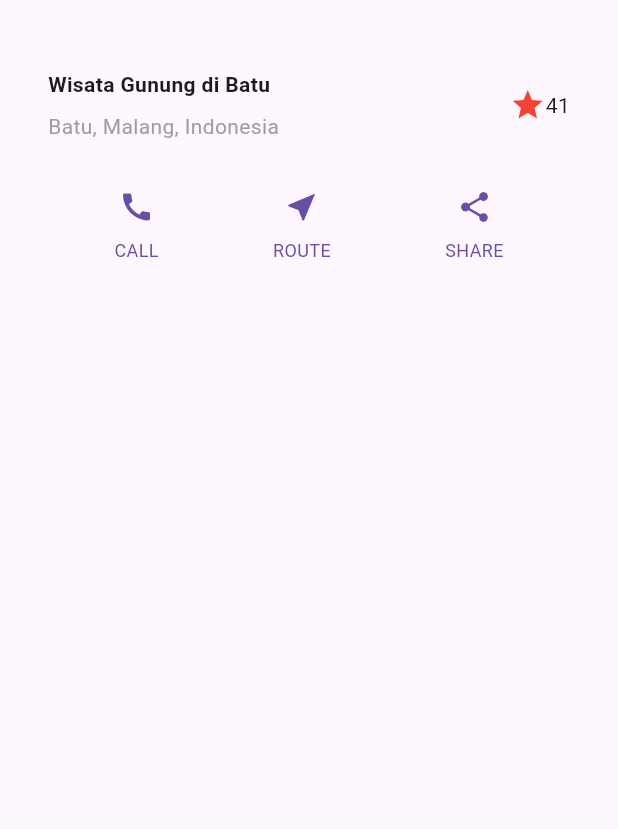
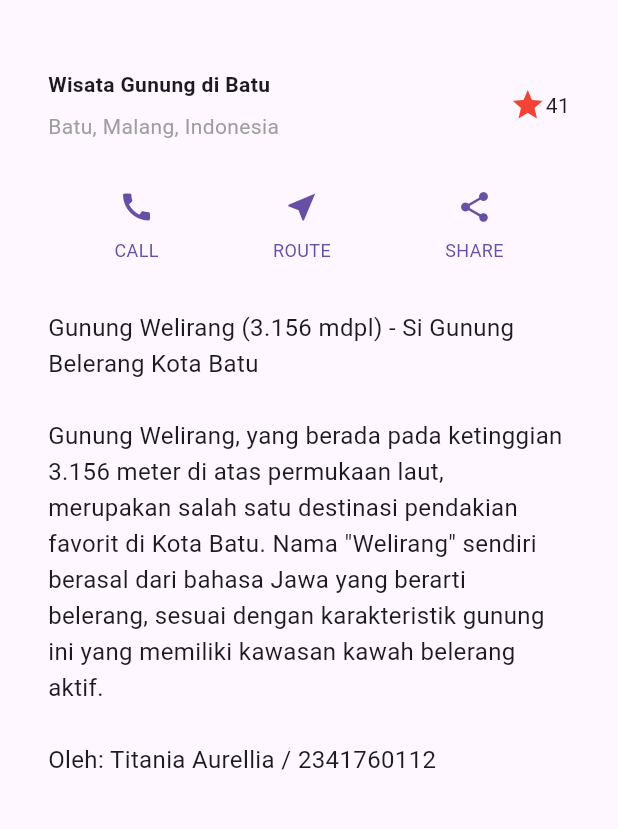
Before and after one commit to titaniaaurelliaa/layout-flutter, a Flutter app: the screen it shows after launch, on a phone screen of 412 x 824 dp, the part 63-892 px from its top. Run offline on Flutter 3.47's test engine with Material 3 defaults, Android fonts, the phone set to English and light mode, and no system bars.

Commit message:
praktikum 3

```diff
--- a/lib/main.dart
+++ b/lib/main.dart
@@ -55,6 +55,23 @@ class MyApp extends StatelessWidget {
       ],
     );
 
+    Widget textSection = Container(
+      padding: const EdgeInsets.all(32),
+      child: const Text(
+        'Gunung Welirang (3.156 mdpl) - Si Gunung Belerang Kota Batu\n\n'
+        'Gunung Welirang, yang berada pada ketinggian 3.156 meter di atas permukaan laut, '
+        'merupakan salah satu destinasi pendakian favorit di Kota Batu. Nama "Welirang" '
+        'sendiri berasal dari bahasa Jawa yang berarti belerang, sesuai dengan karakteristik '
+        'gunung ini yang memiliki kawasan kawah belerang aktif.\n\n'
+        'Oleh: Titania Aurellia / 2341760112',
+        softWrap: true,
+        style: TextStyle(
+          fontSize: 16,
+          height: 1.5,
+        ),
+      ),
+    );
+
     return MaterialApp(
       title: 'Flutter layout: Titania Aurellia / 2341760112',
       home: Scaffold(
@@ -65,6 +82,7 @@ class MyApp extends StatelessWidget {
           children: [
             titleSection,
             buttonSection,
+            textSection,
           ],
         ),
       ),
```
Also changed, not shown: images/03.png (added).
